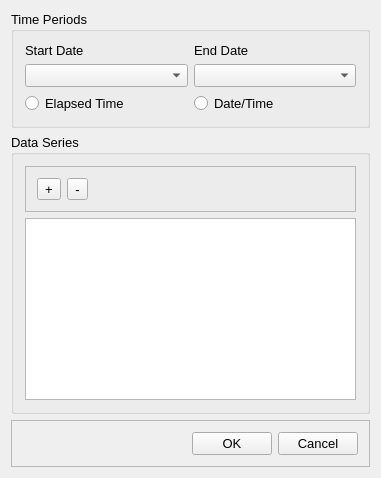
This is src/ui/SWMM/frmTimeSeriesPlotDesigner.ui in USEPA/SWMM-EPANET_User_Interface as Qt 5 draws it before an edit. The edited form follows.
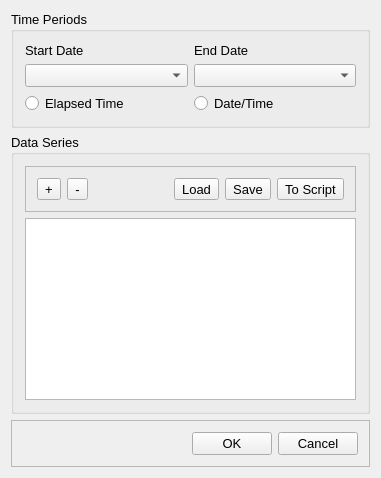
This is the edited form.

Commit message: add new buttons for load, save, and saving to script

```diff
--- a/src/ui/SWMM/frmTimeSeriesPlotDesigner.ui
+++ b/src/ui/SWMM/frmTimeSeriesPlotDesigner.ui
@@ -105,6 +105,27 @@
             </property>
            </spacer>
           </item>
+          <item>
+           <widget class="QToolButton" name="btnLoad">
+            <property name="text">
+             <string>Load</string>
+            </property>
+           </widget>
+          </item>
+          <item>
+           <widget class="QToolButton" name="btnSave">
+            <property name="text">
+             <string>Save</string>
+            </property>
+           </widget>
+          </item>
+          <item>
+           <widget class="QToolButton" name="btnScript">
+            <property name="text">
+             <string>To Script</string>
+            </property>
+           </widget>
+          </item>
          </layout>
         </widget>
        </item>
```
The commit also changes 1 other file.
